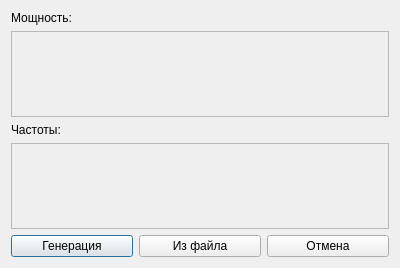
Above: inputdatadialog.ui from jknightmmcs/AudioSignalSpectrum before the change. Below: the same form after it.
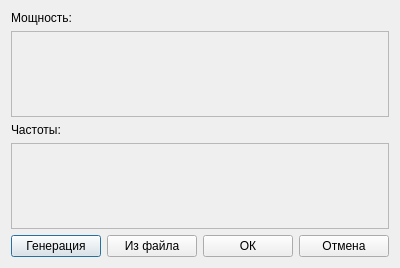
That is the form after the change.

Commit message: Form works as well

Patch:
```diff
--- a/inputdatadialog.ui
+++ b/inputdatadialog.ui
@@ -58,6 +58,13 @@
        </property>
       </widget>
      </item>
+     <item>
+      <widget class="QPushButton" name="okButton">
+       <property name="text">
+        <string>ОК</string>
+       </property>
+      </widget>
+     </item>
      <item>
       <widget class="QPushButton" name="cancelButton">
        <property name="text">
```
The commit also changes 5 other files.
